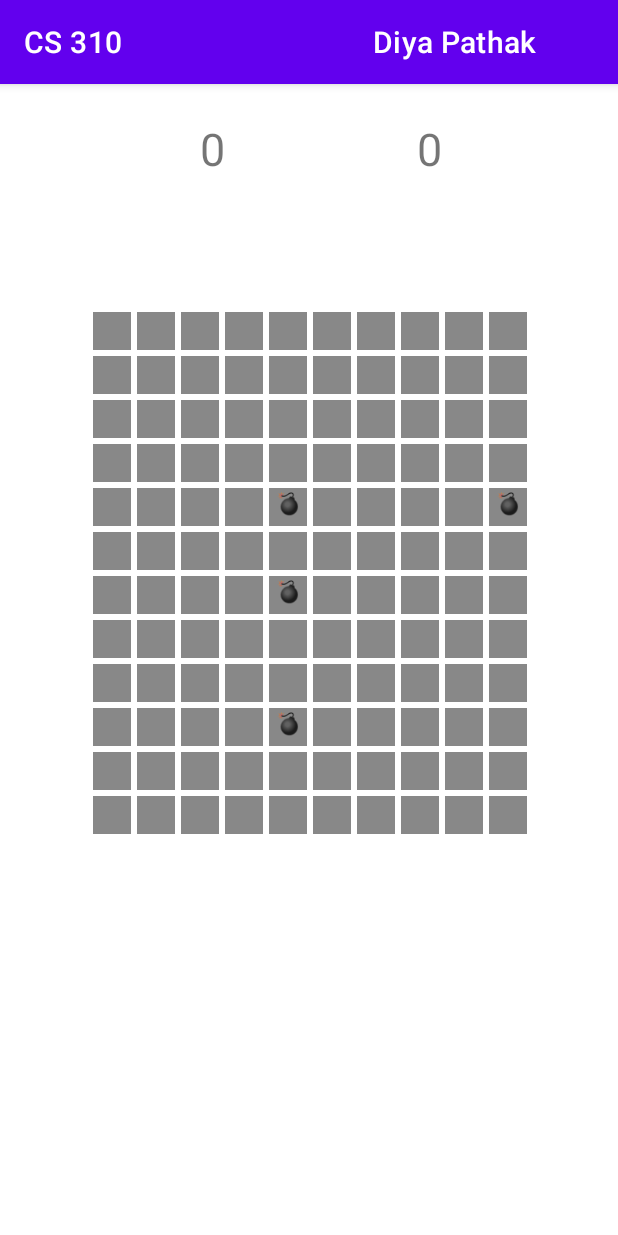
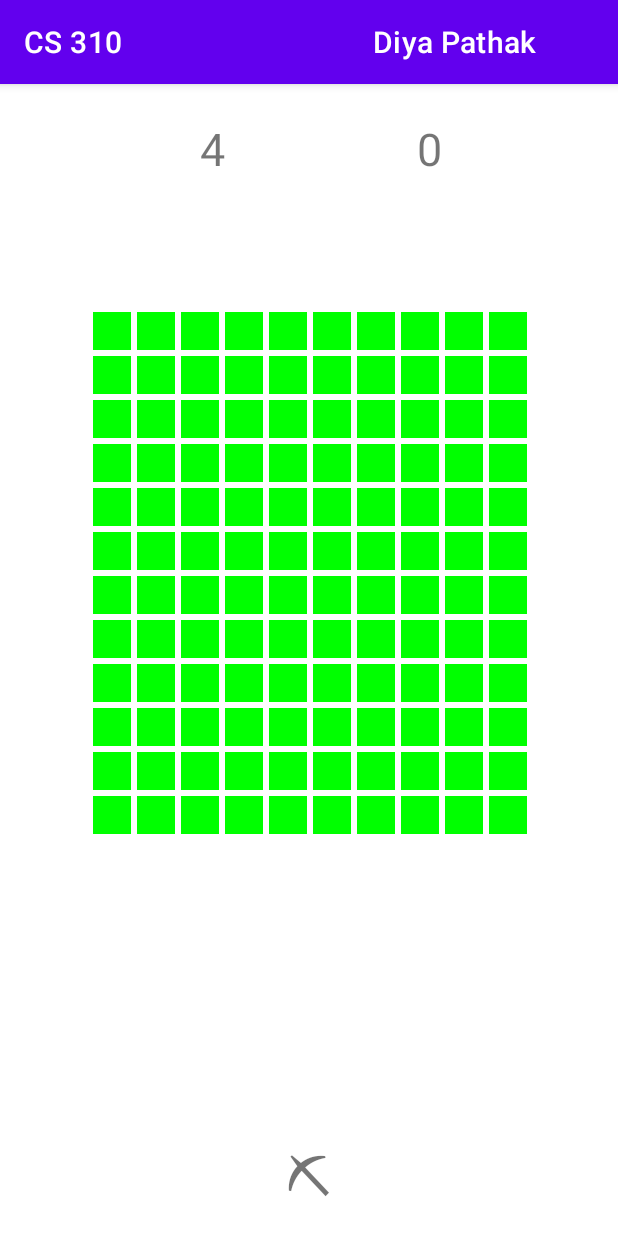
Before and after one commit to dpathak03/Minesweeper_, an Android app: the screen it shows after launch (MainActivity), on a phone screen of 412 x 824 dp. Run offline under Robolectric (Android 15) with nearby library versions, the phone set to English and light mode, and no system bars.

Commit message:
create result page, be able to change flag/digging icon

```diff
--- a/app/src/main/java/com/example/minesweeper_/MainActivity.java
+++ b/app/src/main/java/com/example/minesweeper_/MainActivity.java
@@ -3,6 +3,7 @@ package com.example.minesweeper_;
 import androidx.appcompat.app.AppCompatActivity;
 import androidx.gridlayout.widget.GridLayout;
 
+import android.content.Intent;
 import android.content.res.Resources;
 import android.graphics.Color;
 import android.os.Bundle;
@@ -10,6 +11,7 @@ import android.os.CountDownTimer;
 import android.util.Log;
 import android.view.LayoutInflater;
 import android.view.View;
+import android.widget.ImageView;
 import android.widget.TextView;
 import java.util.Random;
 import java.util.Locale;
@@ -21,15 +23,24 @@ public class MainActivity extends AppCompatActivity {
     private int time = 0;
     int isFirstClick = 0;
     private TextView timer;
+    boolean isDigging = true;
+
+    private boolean[][] bombLocation;
+
+    TextView diggingTool;
 
 
     private static final int COLUMN_COUNT = 10; //12
     private static final int ROW_COUNT = 12; //10
     private String MINE_ICON = "\uD83D\uDCA3";
+    private String FLAG_ICON = "\uD83D\uDEA9";
+
+    private String PICK_ICON = "\u26CF";
 
     // save the TextViews of all cells in an array, so later on,
     // when a TextView is clicked, we know which cell it is
     private TextView[][] cell_tvs;
+    private int initialFlagCounter = 4;
 
 
     private int dpToPixel(int dp) {
@@ -46,6 +57,22 @@ public class MainActivity extends AppCompatActivity {
         timer = findViewById(R.id.timer);
         timer.setText("0");
 
+        if(isDigging) {
+            diggingTool = findViewById(R.id.pick_icon);
+        }
+        diggingTool.setOnClickListener(new View.OnClickListener() {
+            @Override
+            public void onClick(View v) {
+                if (isDigging) {
+                    diggingTool.setText(FLAG_ICON);
+                    isDigging = false;
+                } else {
+                    diggingTool.setText(PICK_ICON);
+                    isDigging = true;
+                }
+            }
+        });
+
 
         // Method (2): add four dynamically created cells
         GridLayout grid = (GridLayout) findViewById(R.id.gridLayout01);
@@ -57,24 +84,18 @@ public class MainActivity extends AppCompatActivity {
                 tv.setHeight(dpToPixel(25));
                 tv.setWidth(dpToPixel(25));
                 tv.setTextSize(14);
+                TextView flagCounter = findViewById(R.id.flagCounter);
+                flagCounter.setText("" + initialFlagCounter);
                 tv.setTextAlignment(TextView.TEXT_ALIGNMENT_CENTER);
                 tv.setTextColor(Color.GRAY);
-                tv.setBackgroundColor(Color.GRAY);
+                tv.setBackgroundColor(Color.parseColor("lime"));
                 tv.setOnClickListener(this::onClickTV);
                 GridLayout.LayoutParams lp = new GridLayout.LayoutParams();
                 lp.setMargins(dpToPixel(2), dpToPixel(2), dpToPixel(2), dpToPixel(2));
-
                 lp.rowSpec = GridLayout.spec(i);
                 lp.columnSpec = GridLayout.spec(j);
-
                 grid.addView(tv, lp);
-
                 cell_tvs[i][j] = tv;
-
-                cell_tvs[i][j] = tv;
-
-
-
             }
         }
         setMines();
@@ -82,19 +103,19 @@ public class MainActivity extends AppCompatActivity {
 
     private void setMines() {
         Random rand = new Random();
+        bombLocation = new boolean[ROW_COUNT][COLUMN_COUNT];
+
         int numMine = 0;
         while (numMine < 4) {
             int randRow = rand.nextInt(ROW_COUNT);
             int randCol = rand.nextInt(COLUMN_COUNT);
 
-            if (!cell_tvs[randRow][randCol].getText().equals(MINE_ICON)) {
-                cell_tvs[randRow][randCol].setText(MINE_ICON);
-                cell_tvs[randRow][randCol].setTextColor(Color.GRAY);
+            if (!bombLocation[randRow][randCol]) {
+                bombLocation[randRow][randCol] = true;
                 numMine++;
             }
         }
     }
-
     private int[] findIndexOfCellTextView(TextView tv) {
         for (int n = 0; n < ROW_COUNT; n++) {
             for (int m = 0; m < COLUMN_COUNT; m++) {
@@ -115,7 +136,6 @@ public class MainActivity extends AppCompatActivity {
         tv.setText(String.valueOf(i)+String.valueOf(j));
         isFirstClick+=1;
         if(isFirstClick == 1) {
-            //timer = findViewById(R.id.timer);
             //timer logic
             new CountDownTimer(Long.MAX_VALUE, 1000) {
                 @Override
@@ -125,25 +145,24 @@ public class MainActivity extends AppCompatActivity {
                 }
                 @Override
                 public void onFinish() {
-                    // Handle timer finish if needed
+                    //Not needed for this project, having it to implement abstract class
                 }
             }.start();
         }
 
-        if (tv.getCurrentTextColor() == Color.GRAY ) {
-            if (cell_tvs[i][j].getText().equals(MINE_ICON)) {
-                // If the clicked cell contains a bomb, reveal it
-                tv.setTextColor(Color.RED); // Set color to indicate bomb
-                tv.setText(MINE_ICON);
-            } else {
-                // Handle non-bomb cell click
-                // (you can implement this part as needed)
+        //there is a bomb in this location
+        if(bombLocation[i][j]) {
+            tv.setText(MINE_ICON);
+            Intent intent = new Intent(this, GameOverActivity.class);
+            intent.putExtra("TIME", time);
+            startActivity(intent);
+            return;
+
+        } else {
+            if (tv.getCurrentTextColor() == Color.GRAY ) {
+                tv.setTextColor(Color.GRAY);
+                 tv.setBackgroundColor(Color.LTGRAY);
             }
-            tv.setTextColor(Color.GREEN);
-            tv.setBackgroundColor(Color.parseColor("lime"));
-        }else {
-            tv.setTextColor(Color.GRAY);
-            tv.setBackgroundColor(Color.LTGRAY);
         }
     }
 }
--- a/app/src/main/res/layout/activity_main.xml
+++ b/app/src/main/res/layout/activity_main.xml
@@ -5,8 +5,6 @@
     android:layout_width="match_parent"
     android:layout_height="match_parent"
     tools:context=".MainActivity">
-
-
     <LinearLayout
         android:layout_width="wrap_content"
         android:layout_height="wrap_content"
@@ -89,6 +87,7 @@
 
 
 
+
         <!--        <TextView-->
 <!--            android:id="@+id/textView00"-->
 <!--            android:layout_width="wrap_content"-->
@@ -155,4 +154,17 @@
 
     </androidx.gridlayout.widget.GridLayout>
 
+    <TextView
+        android:id="@+id/pick_icon"
+        android:layout_width="wrap_content"
+        android:layout_height="wrap_content"
+        android:text="@string/pick"
+        android:textSize="36sp"
+        app:layout_constraintBottom_toBottomOf="parent"
+        app:layout_constraintStart_toStartOf="parent"
+        app:layout_constraintEnd_toEndOf="parent"
+        android:layout_marginBottom="16dp" />
+
+
+
 </androidx.constraintlayout.widget.ConstraintLayout>
```
Also changed, not shown: app/src/main/AndroidManifest.xml (+5 -3 lines), app/src/main/java/com/example/minesweeper_/GameOverActivity.java (added, +30 -0 lines), app/src/main/res/layout/game_over.xml (added, +32 -0 lines).
